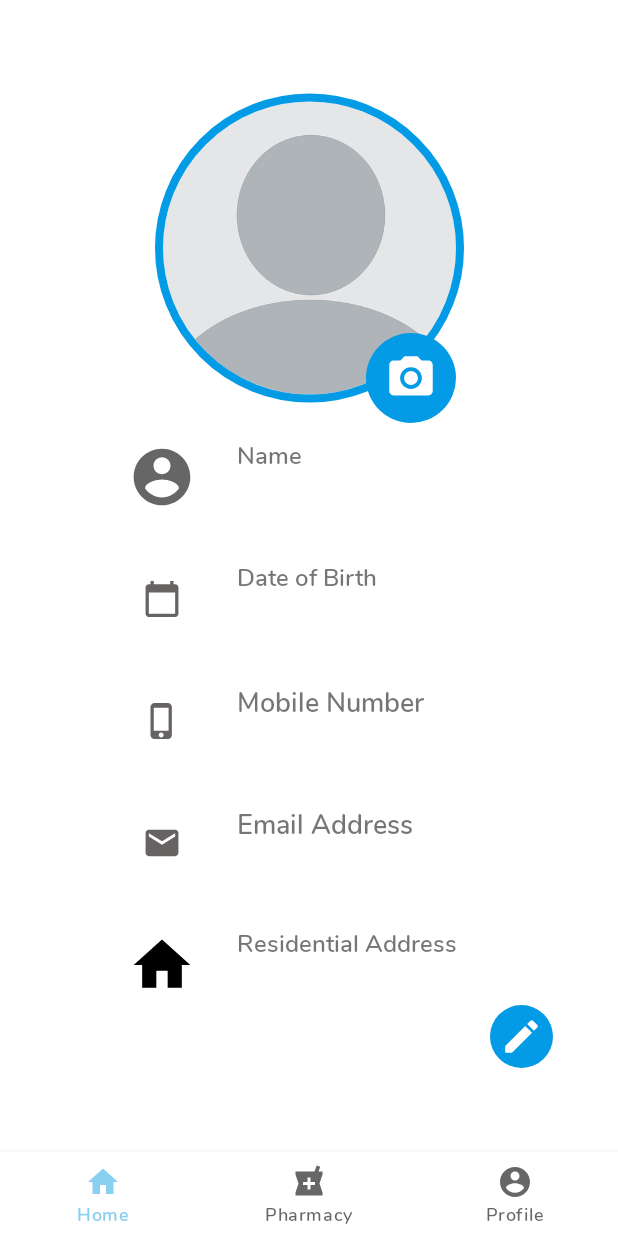
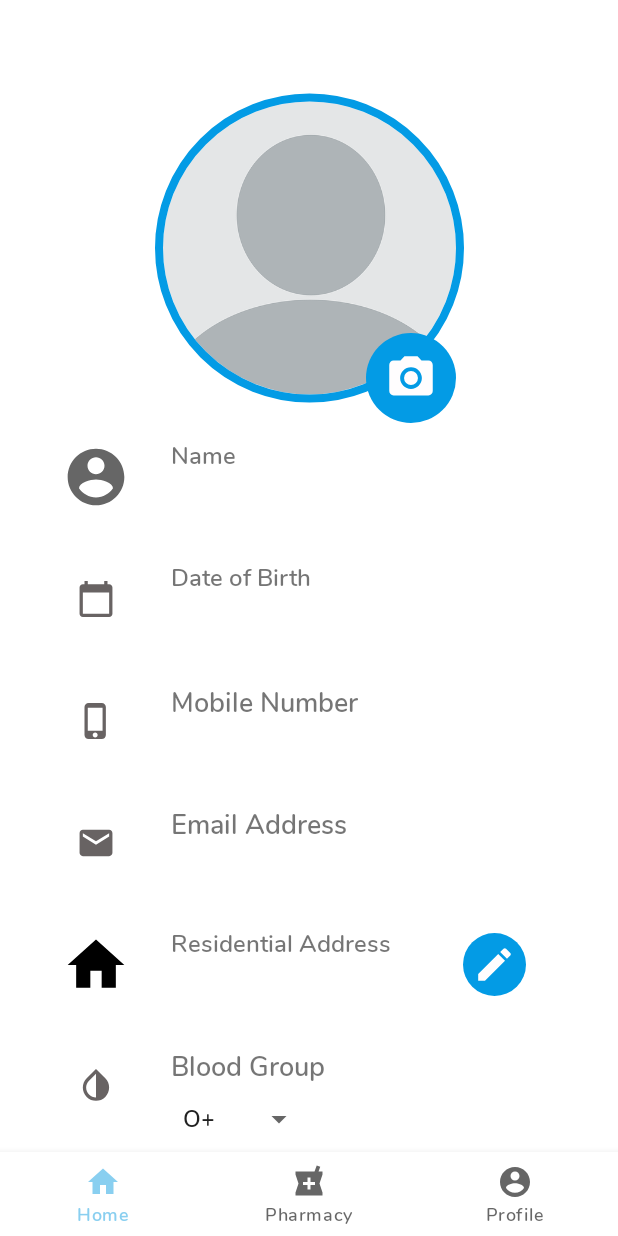
Before and after one commit to sbansal1999/medical-gateway, an Android app: the fragment ProfileFragment placed in its activity, on a phone screen of 412 x 824 dp. Run offline under Robolectric (Android 15) with nearby library versions, the phone set to English and light mode, and no system bars; our stand-ins replace CircleImageView; libraries missing offline, so code that uses them is left out: com.canhub.cropper; pictures from the network do not load; 5 statements that could not run were skipped.

Commit message:
Modified ProfileFragment to fix some visual issues.

```diff
--- a/app/src/main/AndroidManifest.xml
+++ b/app/src/main/AndroidManifest.xml
@@ -24,18 +24,19 @@
         <activity android:name=".Available_beds_activity" />
         <activity android:name=".Doctors_Info_activity" />
         <activity android:name=".DoctorPortalActivity" />
-        <activity android:name=".ImageSliderActivity" />
         <activity android:name=".SplashActivity">
+
+        </activity>
+
+        <activity
+            android:name=".PatientPortalActivity"
+            android:screenOrientation="portrait">
             <intent-filter>
                 <action android:name="android.intent.action.MAIN" />
 
                 <category android:name="android.intent.category.LAUNCHER" />
             </intent-filter>
         </activity>
-
-        <activity
-            android:name=".PatientPortalActivity"
-            android:screenOrientation="portrait" />
         <activity android:name=".ImageSliderActivity" />
         <activity
             android:name=".RegisterActivity"
--- a/app/src/main/res/layout/fragment_profile_patient.xml
+++ b/app/src/main/res/layout/fragment_profile_patient.xml
@@ -61,28 +61,24 @@
         app:layout_constraintEnd_toEndOf="@id/guidelineRight" />
 
     <androidx.constraintlayout.widget.Guideline
-        android:id="@+id/guideline_text_right"
-        android:layout_width="wrap_content"
-        android:layout_height="wrap_content"
-        android:orientation="vertical"
-        app:layout_constraintGuide_percent="0.97" />
-
-    <androidx.constraintlayout.widget.Guideline
         android:id="@+id/guideline_text_left"
         android:layout_width="wrap_content"
         android:layout_height="wrap_content"
         android:orientation="vertical"
-        app:layout_constraintGuide_percent="0.03" />
+        app:layout_constraintGuide_percent="0.1" />
+
 
     <ScrollView
         android:id="@+id/scrollView2"
-        android:layout_width="wrap_content"
+        android:layout_width="0dp"
         android:layout_height="0dp"
         android:scrollbars="none"
         app:layout_constraintBottom_toBottomOf="parent"
-        app:layout_constraintEnd_toStartOf="@+id/guideline_text_right"
+        app:layout_constraintEnd_toEndOf="parent"
+        app:layout_constraintHorizontal_bias="0.0"
         app:layout_constraintStart_toStartOf="@+id/guideline_text_left"
-        app:layout_constraintTop_toTopOf="@+id/guidelineDown">
+        app:layout_constraintTop_toTopOf="@+id/guidelineDown"
+        app:layout_constraintVertical_bias="1.0">
 
         <androidx.constraintlayout.widget.ConstraintLayout
             android:layout_width="match_parent"
@@ -190,11 +186,16 @@
 
             <TextView
                 android:id="@+id/text_email_patient_value"
-                android:layout_width="wrap_content"
+                android:layout_width="0dp"
                 android:layout_height="wrap_content"
                 android:layout_marginTop="5dp"
+                android:layout_marginEnd="16dp"
+                android:layout_marginRight="16dp"
+                android:lines="2"
                 android:text=""
                 android:textSize="20sp"
+                android:ellipsize="end"
+                app:layout_constraintEnd_toEndOf="parent"
                 app:layout_constraintStart_toStartOf="@+id/text_email_address_patient"
                 app:layout_constraintTop_toBottomOf="@+id/text_email_address_patient" />
 
@@ -219,8 +220,7 @@
                 android:layout_width="169dp"
                 android:layout_height="wrap_content"
                 android:layout_marginTop="5dp"
-                android:lines="4"
-                android:maxLines="1"
+                android:maxLines="4"
                 android:text=""
                 android:textSize="16sp"
                 app:layout_constraintStart_toStartOf="@+id/text_address_patient"
@@ -262,22 +262,20 @@
                 app:layout_constraintStart_toStartOf="@+id/text_address_patient_value"
                 app:layout_constraintTop_toBottomOf="@+id/spinner_blood_group" />
 
+            <ImageButton
+                android:id="@+id/button_change_address"
+                android:layout_width="42dp"
+                android:layout_height="42dp"
+                android:layout_marginStart="48dp"
+                android:layout_marginLeft="48dp"
+                android:background="@drawable/round_button"
+                android:src="@drawable/ic_launcher_edit_pencil"
+                app:layout_constraintBottom_toBottomOf="@+id/text_address_patient_value"
+                app:layout_constraintStart_toEndOf="@+id/text_address_patient"
+                app:layout_constraintTop_toTopOf="@+id/text_address_patient" />
 
         </androidx.constraintlayout.widget.ConstraintLayout>
     </ScrollView>
 
-    <ImageButton
-        android:id="@+id/button_change_address"
-        android:layout_width="42dp"
-        android:layout_height="42dp"
-        android:layout_marginEnd="43dp"
-        android:layout_marginRight="43dp"
-        android:background="@drawable/round_button"
-        android:src="@drawable/ic_launcher_edit_pencil"
-        app:layout_constraintBottom_toBottomOf="parent"
-        app:layout_constraintEnd_toEndOf="parent"
-        app:layout_constraintStart_toEndOf="@+id/scrollView2"
-        app:layout_constraintTop_toTopOf="@+id/guidelineDown"
-        app:layout_constraintVertical_bias="0.871" />
 
 </androidx.constraintlayout.widget.ConstraintLayout>
```
